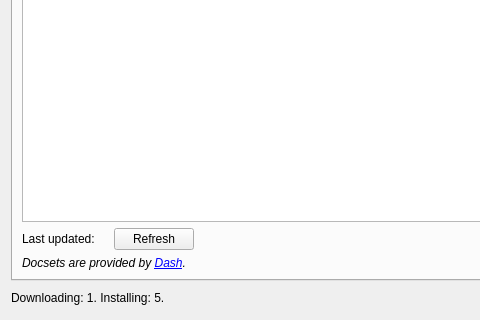
The window that src/libs/ui/docsetsdialog.ui (zealdocs/zeal) describes before a commit, drawn with Qt 5; both pictures show x 0 to 480 and y 180 to 500 of the 600 by 500 pixel window.
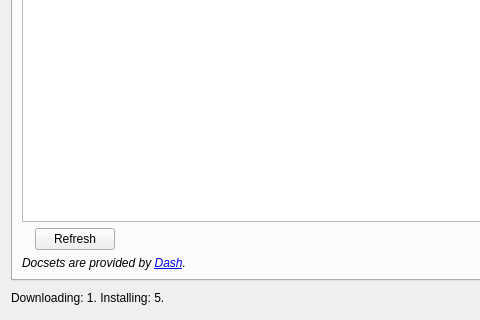
The same window after the commit. The open tabs and pages were chosen to show the change.

Commit message: feat(ui,util): show "humanized" docset list refreshed time (#1721)

```diff
--- a/src/libs/ui/docsetsdialog.ui
+++ b/src/libs/ui/docsetsdialog.ui
@@ -132,13 +132,6 @@
        </item>
        <item>
         <layout class="QHBoxLayout" name="horizontalLayout">
-         <item>
-          <widget class="QLabel" name="label">
-           <property name="text">
-            <string>Last updated:</string>
-           </property>
-          </widget>
-         </item>
          <item>
           <widget class="QLabel" name="lastUpdatedLabel">
            <property name="text">
```
The commit also changes 6 other files.
